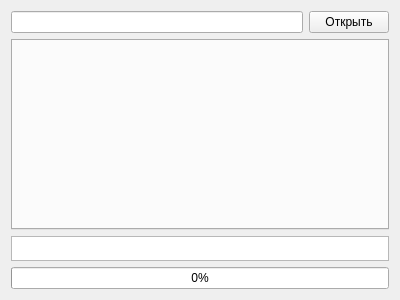
This is excelwidget.ui in RuslanGainanov/AddressBID as Qt 5 draws it before an edit. The edited form follows.
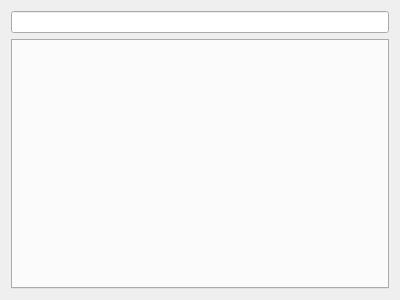
This is the edited form. Custom widgets are drawn as their Qt base class.

Diff of the .ui file:
```diff
--- a/excelwidget.ui
+++ b/excelwidget.ui
@@ -19,13 +19,6 @@
      <item>
       <widget class="QLineEdit" name="_lineEditFilename"/>
      </item>
-     <item>
-      <widget class="QPushButton" name="_pushButtonOpen">
-       <property name="text">
-        <string>Открыть</string>
-       </property>
-      </widget>
-     </item>
     </layout>
    </item>
    <item>
@@ -35,23 +28,6 @@
      </property>
     </widget>
    </item>
-   <item>
-    <widget class="QTableView" name="tableView">
-     <property name="maximumSize">
-      <size>
-       <width>16777215</width>
-       <height>25</height>
-      </size>
-     </property>
-    </widget>
-   </item>
-   <item>
-    <widget class="QProgressBar" name="_progressBarReaded">
-     <property name="value">
-      <number>0</number>
-     </property>
-    </widget>
-   </item>
   </layout>
  </widget>
  <customwidgets>
```
